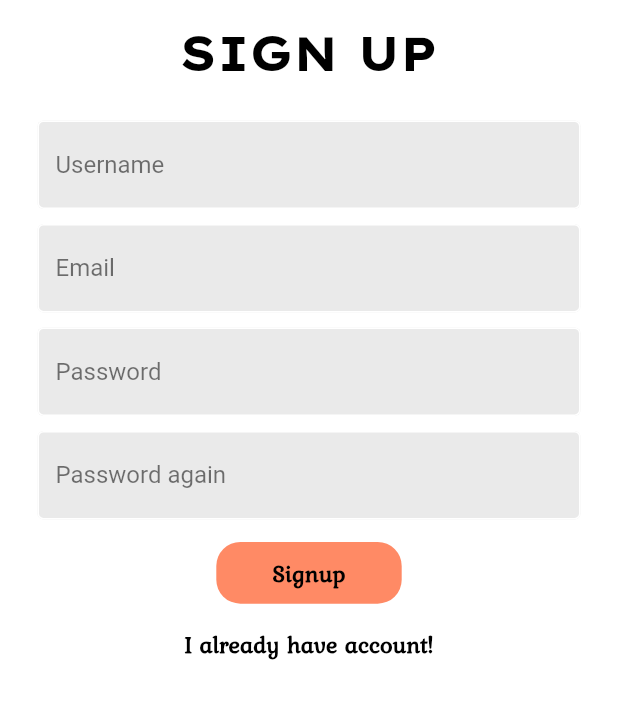
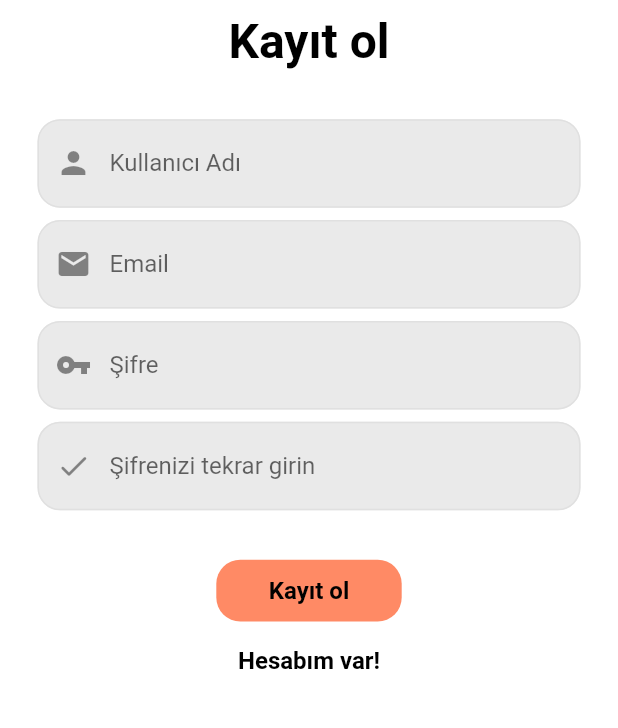
Before and after one commit to emrecura11/bookcycle, a Flutter app: the SignupPage screen opened directly, on a phone screen of 412 x 824 dp, the part 494-1222 px from its top. Run offline on Flutter 3.47's test engine with Material 2 defaults, Android fonts, the phone set to English and light mode, and no system bars; our stand-ins replace image_picker, permission_handler, shared_preferences; accounts and stored records are empty.

Commit message:
#11-Login and signup updated. Also Basic textfield and basic button changed.

```diff
--- a/lib/pages/signup_page.dart
+++ b/lib/pages/signup_page.dart
@@ -12,6 +12,7 @@ class SignupPage extends StatelessWidget{
   final passwordAgainController=TextEditingController();
   @override
   Widget build(BuildContext context) {
+    double height=MediaQuery.of(context).size.height;
     return Scaffold(
       backgroundColor:  Colors.white,
       body: SafeArea(
@@ -26,14 +27,13 @@ class SignupPage extends StatelessWidget{
                 ),
 
 
-                const SizedBox(height: 15),
+                SizedBox(height:height*0.01),
                 Stack(
                   children: const <Widget>[
                     // Solid text as fill.
                     Text(
-                      'SIGN UP',
+                      'Kayıt ol',
                       style: TextStyle(
-                        fontFamily: 'LexendExa',
                         fontSize: 32,
                         color: Colors.black,
                         fontWeight: FontWeight.bold,
@@ -41,37 +41,41 @@ class SignupPage extends StatelessWidget{
                     ),
                   ],
                 ),
-                const SizedBox(height: 25),
+                SizedBox(height:height*0.04),
 
 
 
                 //username textfield
                 BasicTextfield(
                   controller: usernameController,
-                  hintText: 'Username',
                   obscureText: false,
+                  labelText:'Kullanıcı Adı' ,
+                  prefixIcon: Icon(Icons.person),
                 ),
-                const SizedBox(height: 10),
+                SizedBox(height:height*0.01),
 
                 BasicTextfield(
                   controller: emailController,
-                  hintText: 'Email',
                   obscureText: false,
+                  labelText:'Email' ,
+                  prefixIcon: Icon(Icons.email),
                 ),
-                const SizedBox(height: 10),
+                SizedBox(height:height*0.01),
                 //password textfiled
                 BasicTextfield(
                   controller: passwordController,
-                  hintText: 'Password',
                   obscureText: true,
+                  labelText:'Şifre' ,
+                  prefixIcon: Icon(Icons.vpn_key),
                 ),
-                const SizedBox(height: 10),
+                SizedBox(height:height*0.01),
                 BasicTextfield(
                   controller: passwordAgainController,
-                  hintText: 'Password again',
                   obscureText: false,
+                  labelText:'Şifrenizi tekrar girin' ,
+                  prefixIcon: Icon(Icons.check_rounded,)
                 ),
-                const SizedBox(height: 15),
+                SizedBox(height:height*0.04),
 
 
                 //sign in button
@@ -80,9 +84,9 @@ class SignupPage extends StatelessWidget{
                     //loginUser(context);
                     // Use the value of 'success' if needed
                   },
-                  buttonText: "Signup",
+                  buttonText: "Kayıt ol",
                 ),
-                const SizedBox(height: 15),
+                SizedBox(height:height*0.02),
                 Row(
                   mainAxisAlignment: MainAxisAlignment.center,
                   children: [
@@ -96,10 +100,9 @@ class SignupPage extends StatelessWidget{
                         );
                       },
                       child: Text(
-                        'I already have account!',
+                        'Hesabım var!',
                         style: TextStyle(
                           fontSize: 16,
-                          fontFamily: 'Kurale',
                           color: Colors.black,
                           fontWeight: FontWeight.bold,
                         ),
--- a/lib/widgets/basic_button.dart
+++ b/lib/widgets/basic_button.dart
@@ -24,7 +24,6 @@ class BasicButton extends StatelessWidget {
           child: Text(
             buttonText,
             style: const TextStyle(
-              fontFamily: 'Kurale',
               color: Colors.black,
               fontWeight: FontWeight.bold,
               fontSize: 16,
--- a/lib/widgets/basic_textfield.dart
+++ b/lib/widgets/basic_textfield.dart
@@ -1,37 +1,46 @@
-
 import 'package:flutter/cupertino.dart';
 import 'package:flutter/material.dart';
 
-class BasicTextfield extends StatelessWidget{
-  final controller;
-  final String hintText;
+class BasicTextfield extends StatelessWidget {
+  final TextEditingController controller;
+  final String? hintText;
   final bool obscureText;
-  const BasicTextfield({super.key,
+  final String? labelText; // Opsiyonel
+  final Icon? prefixIcon; // Opsiyonel
+
+  const BasicTextfield({
+    super.key,
     required this.controller,
-    required this.hintText,
-    required this.obscureText,
+    this.hintText,
+    this.obscureText = false, // Varsayılan değer false
+    this.labelText, // Opsiyonel, varsayılan değer null
+    this.prefixIcon, // Opsiyonel, varsayılan değer null
   });
+
   @override
-  Widget build(BuildContext context){
-    return Padding(padding: const EdgeInsets.symmetric(horizontal: 25.0),
+  Widget build(BuildContext context) {
+    return Padding(
+      padding: const EdgeInsets.symmetric(horizontal: 25.0),
       child: TextField(
         controller: controller,
         obscureText: obscureText,
         decoration: InputDecoration(
-            enabledBorder: const OutlineInputBorder(
-              borderSide: BorderSide(color: Colors.white),
+          enabledBorder: OutlineInputBorder(
+            borderSide: BorderSide(color: Colors.grey.shade300),
+            borderRadius: BorderRadius.circular(15), // Yuvarlak köşeler eklendi
           ),
           focusedBorder: OutlineInputBorder(
-              borderSide: BorderSide(color: Colors.grey.shade400),
+            borderSide: BorderSide(color: Colors.grey.shade300),
+            borderRadius: BorderRadius.circular(15), // Yuvarlak köşeler eklendi
           ),
           fillColor: const Color(0xFFEAEAEA),
           filled: true,
           hintText: hintText,
-            hintStyle: const TextStyle(color:Colors.black54)
+          hintStyle: const TextStyle(color: Colors.black54),
+          labelText: labelText, // Şimdi opsiyonel
+          prefixIcon: prefixIcon, // Şimdi opsiyonel
         ),
       ),
-
     );
-
   }
 }
```
Also changed, not shown: lib/pages/login_page.dart (+21 -21 lines). Lines whose indentation alone changed are shown as unchanged.
